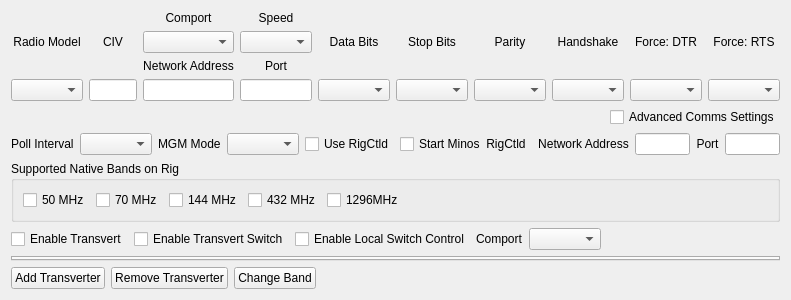
This is mqt/MqtRigControl/rigsetupform.ui in Rsclub22/Minos2-Mirror as Qt 5 draws it before an edit. The edited form follows.
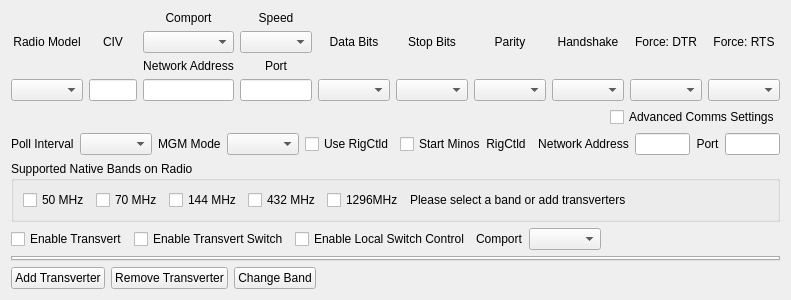
This is the edited form. Custom widgets are drawn as their Qt base class.

Commit message: add warning message to rigcontrol warning omnirig radios have no supported bands or transverter added

What changed in the file:
```diff
--- a/mqt/MqtRigControl/rigsetupform.ui
+++ b/mqt/MqtRigControl/rigsetupform.ui
@@ -368,7 +368,7 @@
    <item>
     <widget class="QGroupBox" name="supportedBandGroupBox">
      <property name="title">
-      <string>Supported Native Bands on Rig</string>
+      <string>Supported Native Bands on Radio</string>
      </property>
      <layout class="QHBoxLayout" name="horizontalLayout_3">
       <item>
@@ -408,6 +408,13 @@
           </property>
          </widget>
         </item>
+        <item>
+         <widget class="QLabel" name="nativeBandLabel">
+          <property name="text">
+           <string>Please select a band or add transverters</string>
+          </property>
+         </widget>
+        </item>
         <item>
          <spacer name="horizontalSpacer_3">
           <property name="orientation">
```
The commit also changes 4 other files.
